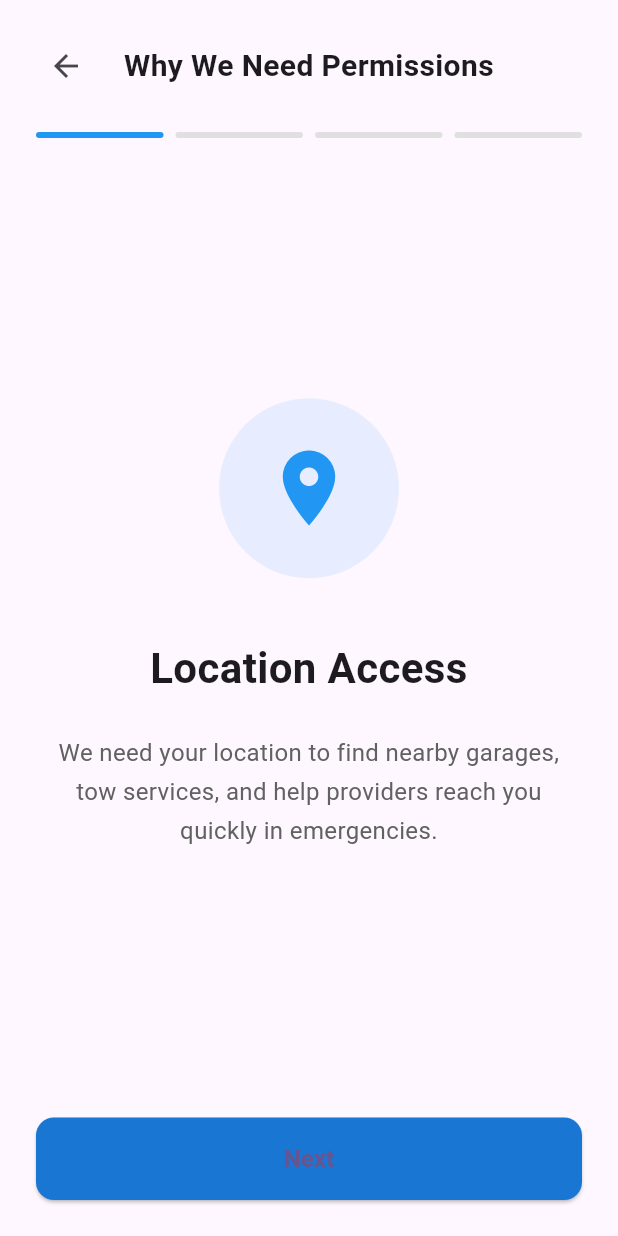
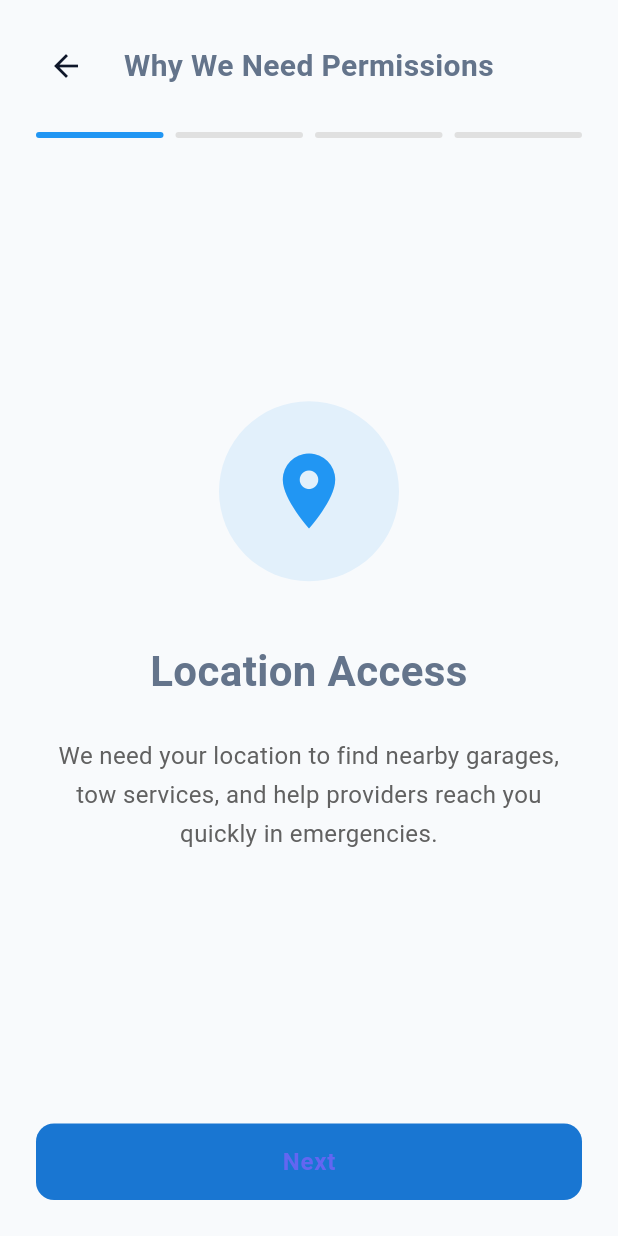
Before and after one commit to Darshan-05032003/final_road_aI_app, a Flutter app: the screen it shows after launch, after a tap on "Get Started", on a phone screen of 412 x 824 dp. Run offline on Flutter 3.47's test engine with Material 3 defaults, Android fonts, the phone set to English and light mode, and no system bars; our stand-ins replace avatar_glow, cloud_firestore, connectivity_plus, equatable, firebase_auth, firebase_core and 16 more; accounts and stored records are empty.

Commit message:
updated architecture

```diff
--- /dev/null
+++ b/lib/core/language/bloc/language_event.dart
@@ -0,0 +1,50 @@
+import 'package:equatable/equatable.dart';
+import 'package:flutter/material.dart';
+
+/// Base class for language events
+abstract class LanguageEvent extends Equatable {
+  const LanguageEvent();
+
+  @override
+  List<Object?> get props => [];
+}
+
+/// Event to change language
+class ChangeLanguageEvent extends LanguageEvent {
+  final Locale locale;
+
+  const ChangeLanguageEvent(this.locale);
+
+  @override
+  List<Object?> get props => [locale];
+}
+
+/// Event to change language by code
+class ChangeLanguageByCodeEvent extends LanguageEvent {
+  final String languageCode;
+
+  const ChangeLanguageByCodeEvent(this.languageCode);
+
+  @override
+  List<Object?> get props => [languageCode];
+}
+
+/// Event to set English language
+class SetEnglishEvent extends LanguageEvent {
+  const SetEnglishEvent();
+}
+
+/// Event to set Spanish language
+class SetSpanishEvent extends LanguageEvent {
+  const SetSpanishEvent();
+}
+
+/// Event to set Hindi language
+class SetHindiEvent extends LanguageEvent {
+  const SetHindiEvent();
+}
+
+/// Event to set French language
+class SetFrenchEvent extends LanguageEvent {
+  const SetFrenchEvent();
+}
--- /dev/null
+++ b/lib/core/language/bloc/language_state.dart
@@ -0,0 +1,43 @@
+import 'package:equatable/equatable.dart';
+import 'package:flutter/material.dart';
+
+/// Language state
+class LanguageState extends Equatable {
+  final Locale currentLocale;
+  final GlobalKey<NavigatorState> navigatorKey;
+
+  const LanguageState({
+    required this.currentLocale,
+    required this.navigatorKey,
+  });
+
+  /// Initial state
+  factory LanguageState.initial() {
+    return LanguageState(
+      currentLocale: const Locale('en', 'US'),
+      navigatorKey: GlobalKey<NavigatorState>(),
+    );
+  }
+
+  /// Copy with method
+  LanguageState copyWith({
+    Locale? currentLocale,
+    GlobalKey<NavigatorState>? navigatorKey,
+  }) {
+    return LanguageState(
+      currentLocale: currentLocale ?? this.currentLocale,
+      navigatorKey: navigatorKey ?? this.navigatorKey,
+    );
+  }
+
+  /// Get current language code
+  String get currentLanguageCode => currentLocale.languageCode;
+
+  /// Check if current language matches
+  bool isCurrentLanguage(String languageCode) {
+    return currentLocale.languageCode == languageCode;
+  }
+
+  @override
+  List<Object?> get props => [currentLocale, navigatorKey];
+}
--- /dev/null
+++ b/lib/core/theme/bloc/theme_bloc.dart
@@ -0,0 +1,119 @@
+import 'package:flutter/material.dart';
+import 'package:flutter_bloc/flutter_bloc.dart';
+import 'package:shared_preferences/shared_preferences.dart';
+import 'package:smart_road_app/core/theme/app_theme.dart';
+import 'theme_event.dart';
+import 'theme_state.dart';
+
+/// Theme Bloc
+class ThemeBloc extends Bloc<ThemeEvent, ThemeState> {
+  static const String _themeKey = 'theme_mode';
+
+  ThemeBloc() : super(ThemeState.initial()) {
+    on<ChangeThemeModeEvent>(_onChangeThemeMode);
+    on<ToggleThemeEvent>(_onToggleTheme);
+    on<LoadThemeEvent>(_onLoadTheme);
+    on<SetLightThemeEvent>(_onSetLightTheme);
+    on<SetDarkThemeEvent>(_onSetDarkTheme);
+    on<SetSystemThemeEvent>(_onSetSystemTheme);
+
+    // Load theme on initialization
+    add(const LoadThemeEvent());
+  }
+
+  Future<void> _onChangeThemeMode(
+    ChangeThemeModeEvent event,
+    Emitter<ThemeState> emit,
+  ) async {
+    try {
+      emit(state.copyWith(themeMode: event.themeMode));
+
+      // Save to SharedPreferences
+      final prefs = await SharedPreferences.getInstance();
+      String themeString;
+
+      switch (event.themeMode) {
+        case ThemeMode.dark:
+          themeString = 'dark';
+          break;
+        case ThemeMode.system:
+          themeString = 'system';
+          break;
+        case ThemeMode.light:
+          themeString = 'light';
+          break;
+      }
+
+      await prefs.setString(_themeKey, themeString);
+    } catch (e) {
+      print('Error saving theme mode: $e');
+    }
+  }
+
+  void _onToggleTheme(
+    ToggleThemeEvent event,
+    Emitter<ThemeState> emit,
+  ) {
+    final newMode = state.themeMode == ThemeMode.light
+        ? ThemeMode.dark
+        : ThemeMode.light;
+    add(ChangeThemeModeEvent(newMode));
+  }
+
+  Future<void> _onLoadTheme(
+    LoadThemeEvent event,
+    Emitter<ThemeState> emit,
+  ) async {
+    try {
+      final prefs = await SharedPreferences.getInstance();
+      final String themeString = prefs.getString(_themeKey) ?? 'light';
+
+      ThemeMode themeMode;
+      switch (themeString) {
+        case 'dark':
+          themeMode = ThemeMode.dark;
+          break;
+        case 'system':
+          themeMode = ThemeMode.system;
+          break;
+        case 'light':
+        default:
+          themeMode = ThemeMode.light;
+          break;
+      }
+
+      // Load themes from AppTheme
+      final lightTheme = AppTheme.lightTheme;
+      final darkTheme = AppTheme.darkTheme;
+
+      emit(state.copyWith(
+        themeMode: themeMode,
+        lightTheme: lightTheme,
+        darkTheme: darkTheme,
+      ));
+    } catch (e) {
+      print('Error loading theme mode: $e');
+    }
+  }
+
+  void _onSetLightTheme(
+    SetLightThemeEvent event,
+    Emitter<ThemeState> emit,
+  ) {
+    add(const ChangeThemeModeEvent(ThemeMode.light));
+  }
+
+  void _onSetDarkTheme(
+    SetDarkThemeEvent event,
+    Emitter<ThemeState> emit,
+  ) {
+    add(const ChangeThemeModeEvent(ThemeMode.dark));
+  }
+
+  void _onSetSystemTheme(
+    SetSystemThemeEvent event,
+    Emitter<ThemeState> emit,
+  ) {
+    add(const ChangeThemeModeEvent(ThemeMode.system));
+  }
+}
--- /dev/null
+++ b/lib/core/theme/bloc/theme_event.dart
@@ -0,0 +1,45 @@
+import 'package:equatable/equatable.dart';
+import 'package:flutter/material.dart';
+
+/// Base class for theme events
+abstract class ThemeEvent extends Equatable {
+  const ThemeEvent();
+
+  @override
+  List<Object?> get props => [];
+}
+
+/// Event to change theme mode
+class ChangeThemeModeEvent extends ThemeEvent {
+  final ThemeMode themeMode;
+
+  const ChangeThemeModeEvent(this.themeMode);
+
+  @override
+  List<Object?> get props => [themeMode];
+}
+
+/// Event to toggle theme (light/dark)
+class ToggleThemeEvent extends ThemeEvent {
+  const ToggleThemeEvent();
+}
+
+/// Event to load theme from storage
+class LoadThemeEvent extends ThemeEvent {
+  const LoadThemeEvent();
+}
+
+/// Event to set light theme
+class SetLightThemeEvent extends ThemeEvent {
+  const SetLightThemeEvent();
+}
+
+/// Event to set dark theme
+class SetDarkThemeEvent extends ThemeEvent {
+  const SetDarkThemeEvent();
+}
+
+/// Event to set system theme
+class SetSystemThemeEvent extends ThemeEvent {
+  const SetSystemThemeEvent();
+}
--- /dev/null
+++ b/lib/core/theme/bloc/theme_state.dart
@@ -0,0 +1,51 @@
+import 'package:equatable/equatable.dart';
+import 'package:flutter/material.dart';
+
+/// Theme state
+class ThemeState extends Equatable {
+  final ThemeMode themeMode;
+  final ThemeData? lightTheme;
+  final ThemeData? darkTheme;
+
+  const ThemeState({
+    required this.themeMode,
+    this.lightTheme,
+    this.darkTheme,
+  });
+
+  /// Initial state
+  factory ThemeState.initial() {
+    return const ThemeState(
+      themeMode: ThemeMode.light,
+    );
+  }
+
+  /// Copy with method
+  ThemeState copyWith({
+    ThemeMode? themeMode,
+    ThemeData? lightTheme,
+    ThemeData? darkTheme,
+  }) {
+    return ThemeState(
+      themeMode: themeMode ?? this.themeMode,
+      lightTheme: lightTheme ?? this.lightTheme,
+      darkTheme: darkTheme ?? this.darkTheme,
+    );
+  }
+
+  /// Get current theme based on mode
+  ThemeData? get currentTheme {
+    switch (themeMode) {
+      case ThemeMode.light:
+        return lightTheme;
+      case ThemeMode.dark:
+        return darkTheme;
+      case ThemeMode.system:
+        // Return light theme as default, system will handle it
+        return lightTheme;
+    }
+  }
+
+  @override
+  List<Object?> get props => [themeMode, lightTheme, darkTheme];
+}
--- a/lib/main.dart
+++ b/lib/main.dart
@@ -1,11 +1,13 @@
 import 'package:flutter/material.dart';
 import 'package:firebase_core/firebase_core.dart';
-import 'package:provider/provider.dart';
+import 'package:flutter_bloc/flutter_bloc.dart';
 import 'package:flutter_localizations/flutter_localizations.dart';
 import 'package:permission_handler/permission_handler.dart';
 import 'package:smart_road_app/Splashscreen.dart';
-import 'package:smart_road_app/core/language/language_service.dart';
-import 'package:smart_road_app/services/theme_service.dart';
+import 'package:smart_road_app/core/language/bloc/language_bloc.dart';
+import 'package:smart_road_app/core/language/bloc/language_state.dart';
+import 'package:smart_road_app/core/theme/bloc/theme_bloc.dart';
+import 'package:smart_road_app/core/theme/bloc/theme_state.dart';
 
 void main() async {
   WidgetsFlutterBinding.ensureInitialized();
@@ -86,27 +88,23 @@ class SmartRoadApp extends StatelessWidget {
 
   @override
   Widget build(BuildContext context) {
-    return MultiProvider(
+    return MultiBlocProvider(
       providers: [
-        ChangeNotifierProvider(create: (context) => LanguageService()),
-        ChangeNotifierProvider(create: (context) => ThemeService()),
+        BlocProvider(create: (context) => LanguageBloc()),
+        BlocProvider(create: (context) => ThemeBloc()),
       ],
-      child: Builder(
-        builder: (context) {
-          final languageService = Provider.of<LanguageService>(
-            context,
-            listen: true,
-          );
-          final themeService = Provider.of<ThemeService>(context, listen: true);
-
+      child: BlocBuilder<ThemeBloc, ThemeState>(
+        builder: (context, themeState) {
+          return BlocBuilder<LanguageBloc, LanguageState>(
+            builder: (context, languageState) {
               return MaterialApp(
                 title: 'Smart Road AI',
                 home: SplashScreen(),
                 debugShowCheckedModeBanner: false,
-            theme: _buildLightTheme(),
-            darkTheme: _buildDarkTheme(),
-            themeMode: themeService.themeMode,
-            locale: languageService.currentLocale,
+                theme: themeState.lightTheme ?? _buildLightTheme(),
+                darkTheme: themeState.darkTheme ?? _buildDarkTheme(),
+                themeMode: themeState.themeMode,
+                locale: languageState.currentLocale,
                 localizationsDelegates: const [
                   GlobalMaterialLocalizations.delegate,
                   GlobalWidgetsLocalizations.delegate,
@@ -118,7 +116,7 @@ class SmartRoadApp extends StatelessWidget {
                   Locale('hi', 'IN'),
                   Locale('fr', 'FR'),
                 ],
-            navigatorKey: languageService.navigatorKey,
+                navigatorKey: languageState.navigatorKey,
                 // Add error handling for better UX
                 builder: (context, child) {
                   return MediaQuery(
@@ -126,6 +124,8 @@ class SmartRoadApp extends StatelessWidget {
                       textScaleFactor: 1.0, // Prevent text scaling issues
                     ),
                     child: child!,
+                  );
+                },
               );
             },
           );
--- a/pubspec.yaml
+++ b/pubspec.yaml
@@ -30,7 +30,8 @@ dependencies:
   permission_handler: ^11.3.1
   open_filex: 4.7.0
   path_provider: ^2.1.4
-  provider: ^6.1.5+1
+  flutter_bloc: ^8.1.6
+  equatable: ^2.0.5
   speech_to_text: ^7.3.0
   flutter_tts: ^3.6.0
   upi_pay: ^1.1.0
```
Also changed, not shown: lib/Insurance/setting.dart (+7 -5 lines), lib/core/constants/app_constants.dart (added, +89 -0 lines), lib/core/constants/route_constants.dart (added, +57 -0 lines), lib/core/errors/exceptions.dart (added, +45 -0 lines), lib/core/errors/failures.dart (added, +75 -0 lines), lib/core/language/bloc/language_bloc.dart (added, +78 -0 lines), lib/core/language/language_selector.dart (+12 -6 lines), pubspec.lock, 2 other files. Lines whose indentation alone changed are shown as unchanged.
